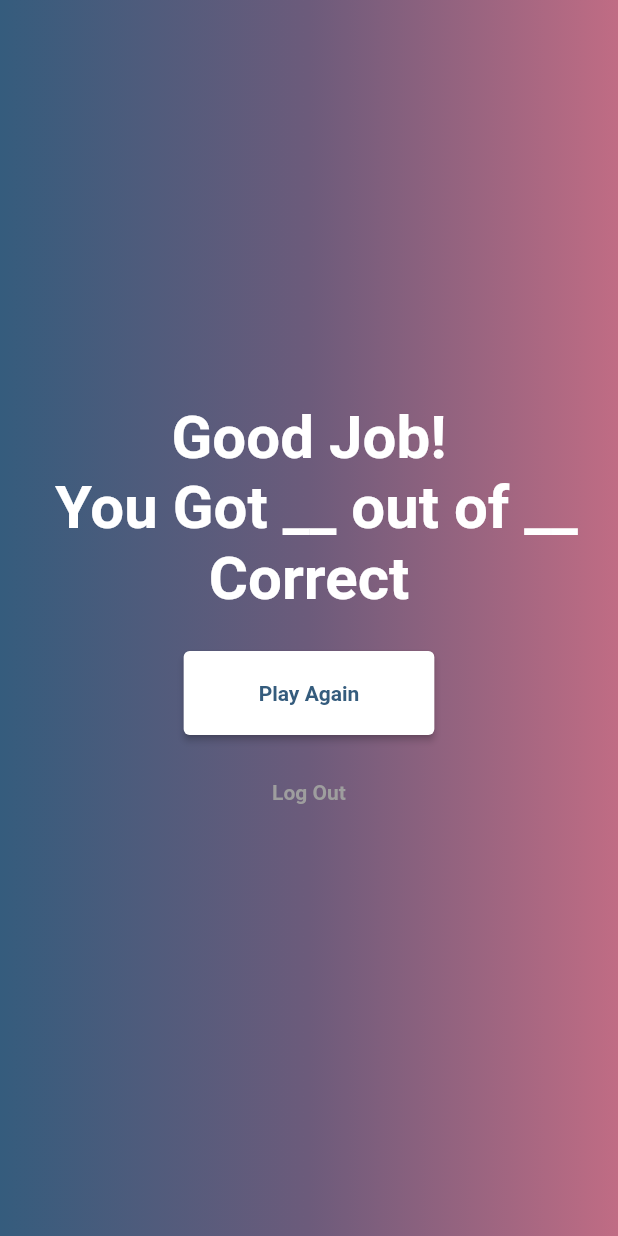
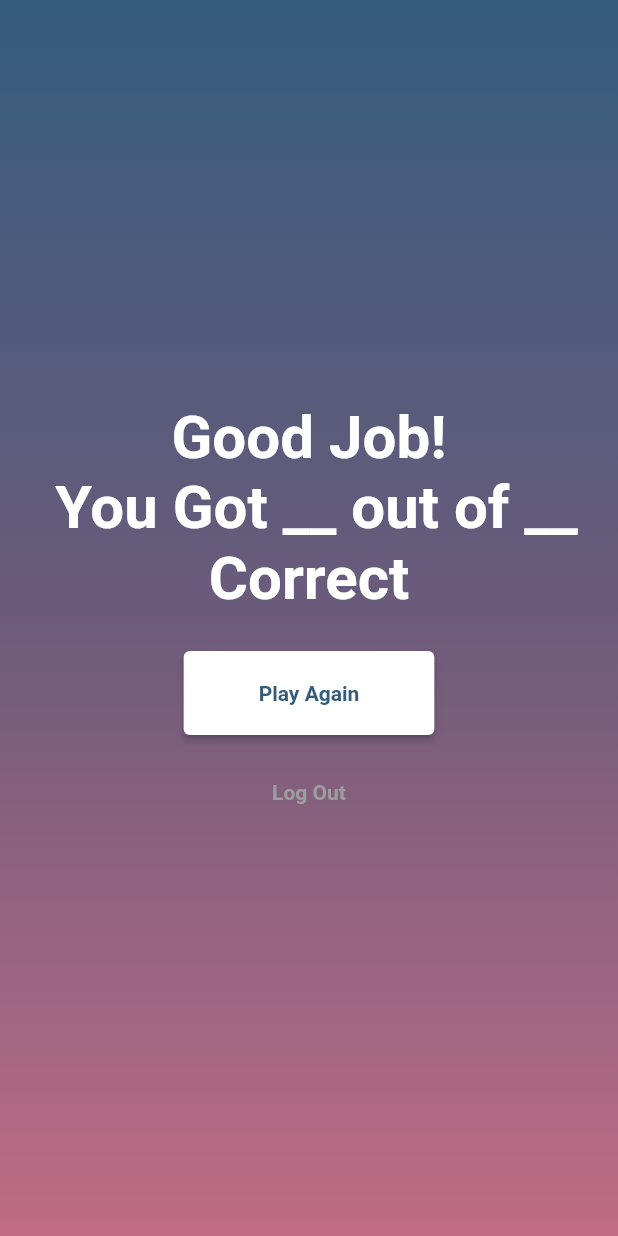
Before and after one commit to ianscodecastle/PharmacyMathGame, a Flutter app: the screen it shows after launch, on a phone screen of 412 x 824 dp. Run offline on Flutter 3.47's test engine with Material 2 defaults, Android fonts, the phone set to English and light mode, and no system bars; our stand-ins replace flutter_svg; missing offline and left inert: dart:js.

Commit message:
aligned gradient

```diff
--- a/math_game/lib/constants.dart
+++ b/math_game/lib/constants.dart
@@ -7,8 +7,8 @@ const kAccentColor = Colors.black;
 const kBackgroundColor = Colors.white;
 const kTransparent = Colors.transparent;
 const kPrimaryGradient = LinearGradient(
-    //begin: Alignment.topLeft,
-    //end: Alignment.bottomRight,
+    begin: Alignment.topCenter,
+    end: Alignment.bottomCenter,
     colors: [Color(0xff355C7D), Color(0xff6C5B7B), Color(0xffC06C84)]);
 const kTextColor = Colors.white;
 const correctColor = Colors.green;
```
